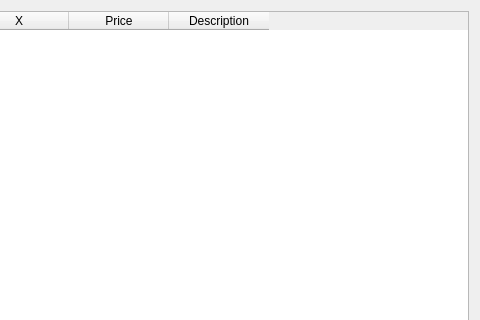
Qt form FrontDesk/c5storebarcode.ui (End1-1/Cafe5) before a commit; both pictures show x 343 to 823 and y 0 to 320 of the 823 by 661 pixel window.
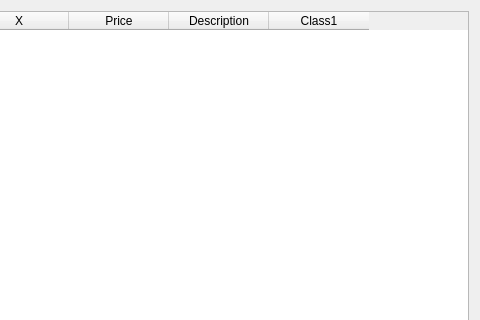
The same form after that commit. Custom widgets are drawn as their Qt base class.

The edit to the form file:
```diff
--- a/FrontDesk/c5storebarcode.ui
+++ b/FrontDesk/c5storebarcode.ui
@@ -46,6 +46,11 @@
        <string>Description</string>
       </property>
      </column>
+     <column>
+      <property name="text">
+       <string>Class1</string>
+      </property>
+     </column>
     </widget>
    </item>
   </layout>
```
